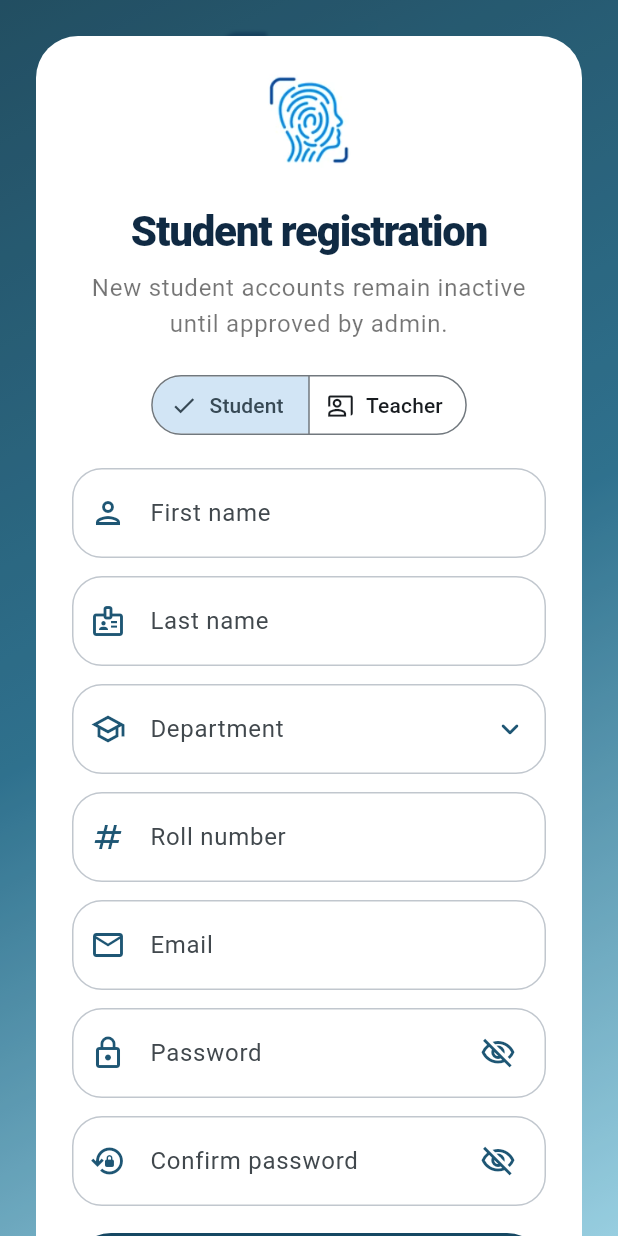
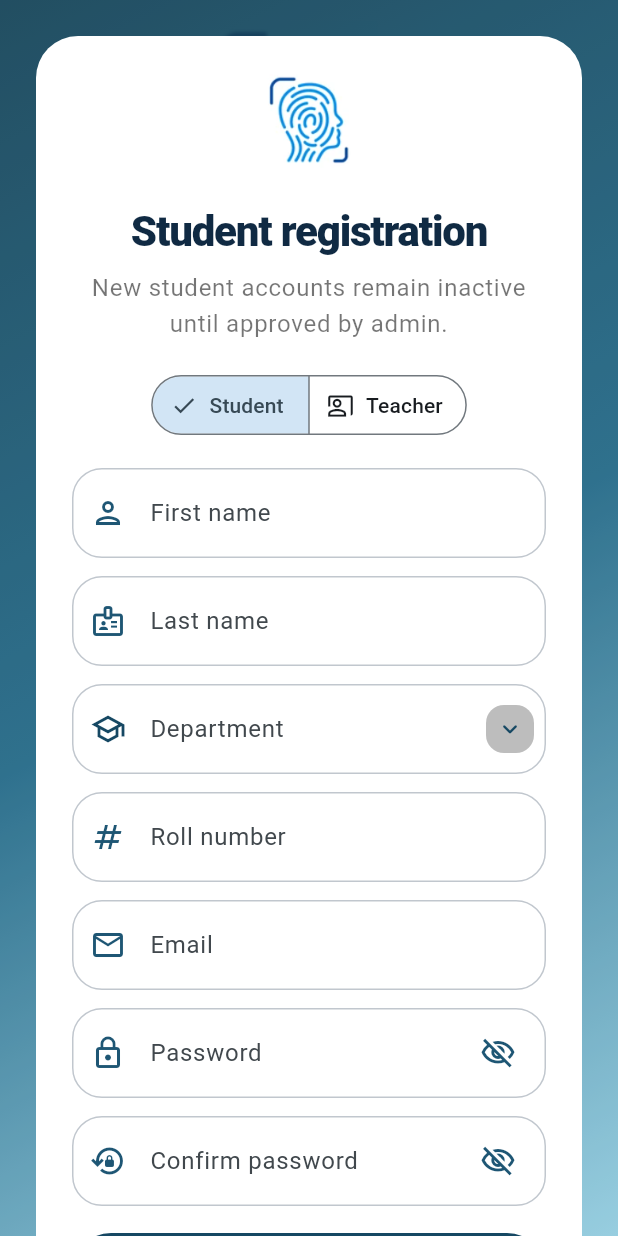
Before and after one commit to MeeLn/AttendEase-app, a Flutter app: the screen it shows after launch, after a tap on "Not registered yet? Create an account", on a phone screen of 412 x 824 dp. Run offline on Flutter 3.47's test engine with Material 3 defaults, Android fonts, the phone set to English and light mode, and no system bars; our stand-ins replace shared_preferences, sqflite_common_ffi, sqflite_common_ffi_web; accounts and stored records are empty.

Commit message:
feat: add theme toggle widget and update UI components to support dynamic theme colors

```diff
--- a/lib/app.dart
+++ b/lib/app.dart
@@ -36,6 +36,8 @@ class _AttendEaseAppState extends State<AttendEaseApp> {
           title: 'AttendEase',
           debugShowCheckedModeBanner: false,
           theme: AppTheme.light(),
+          darkTheme: AppTheme.dark(),
+          themeMode: _controller.flutterThemeMode,
           home: AnimatedSwitcher(
             duration: const Duration(milliseconds: 280),
             child: !_controller.isReady
--- a/lib/core/state/app_controller.dart
+++ b/lib/core/state/app_controller.dart
@@ -1,10 +1,13 @@
 import 'dart:async';
 
-import 'package:flutter/foundation.dart';
+import 'package:flutter/material.dart';
+import 'package:shared_preferences/shared_preferences.dart';
 
 import '../../services/face_recognition_service.dart';
 import '../../services/local_database_service.dart';
 import '../models/entities.dart';
+
+enum AppThemeMode { system, light, dark }
 
 class AppController extends ChangeNotifier {
   AppController() {
@@ -16,6 +19,16 @@ class AppController extends ChangeNotifier {
   Session? session;
   bool isReady = false;
   String? initializationError;
+  AppThemeMode _themeMode = AppThemeMode.system;
+
+  AppThemeMode get themeMode => _themeMode;
+
+  Future<void> setThemeMode(AppThemeMode mode) async {
+    _themeMode = mode;
+    final prefs = await SharedPreferences.getInstance();
+    await prefs.setInt('themeMode', mode.index);
+    notifyListeners();
+  }
 
   List<Department> departments = [];
   List<Course> courses = [];
@@ -83,6 +96,17 @@ class AppController extends ChangeNotifier {
   void logout() {
     session = null;
     notifyListeners();
+  }
+
+  ThemeMode get flutterThemeMode {
+    switch (themeMode) {
+      case AppThemeMode.system:
+        return ThemeMode.system;
+      case AppThemeMode.light:
+        return ThemeMode.light;
+      case AppThemeMode.dark:
+        return ThemeMode.dark;
+    }
   }
 
   Future<String?> registerStudent({
@@ -346,6 +370,11 @@ class AppController extends ChangeNotifier {
       await _reloadData();
       isReady = true;
       initializationError = null;
+      final prefs = await SharedPreferences.getInstance();
+      final savedThemeIndex = prefs.getInt('themeMode');
+      if (savedThemeIndex != null && savedThemeIndex < AppThemeMode.values.length) {
+        _themeMode = AppThemeMode.values[savedThemeIndex];
+      }
     } catch (error) {
       initializationError = error.toString();
       isReady = true;
--- a/lib/core/theme/app_theme.dart
+++ b/lib/core/theme/app_theme.dart
@@ -73,4 +73,77 @@ class AppTheme {
       ),
     );
   }
+
+  static ThemeData dark() {
+    const primary = Color(0xFF9EC8D9);
+    const secondary = Color(0xFF427D9D);
+    const surface = Color(0xFF0F1923);
+
+    final scheme = ColorScheme.fromSeed(
+      seedColor: primary,
+      brightness: Brightness.dark,
+      primary: primary,
+      secondary: secondary,
+      surface: surface,
+    );
+
+    return ThemeData(
+      useMaterial3: true,
+      colorScheme: scheme,
+      scaffoldBackgroundColor: surface,
+      textTheme: const TextTheme(
+        headlineLarge: TextStyle(
+          fontWeight: FontWeight.w800,
+          letterSpacing: -1.2,
+          color: Color(0xFFE8F0F2),
+        ),
+        headlineMedium: TextStyle(
+          fontWeight: FontWeight.w800,
+          letterSpacing: -0.8,
+          color: Color(0xFFE8F0F2),
+        ),
+        titleLarge: TextStyle(
+          fontWeight: FontWeight.w700,
+          color: Color(0xFFE8F0F2),
+        ),
+      ),
+      inputDecorationTheme: InputDecorationTheme(
+        filled: true,
+        fillColor: const Color(0xFF1A2930),
+        contentPadding: const EdgeInsets.symmetric(
+          horizontal: 18,
+          vertical: 18,
+        ),
+        border: OutlineInputBorder(
+          borderRadius: BorderRadius.circular(20),
+          borderSide: BorderSide.none,
+        ),
+        enabledBorder: OutlineInputBorder(
+          borderRadius: BorderRadius.circular(20),
+          borderSide: BorderSide(color: scheme.outlineVariant),
+        ),
+        focusedBorder: OutlineInputBorder(
+          borderRadius: BorderRadius.circular(20),
+          borderSide: const BorderSide(color: primary, width: 1.5),
+        ),
+      ),
+      cardTheme: CardThemeData(
+        color: const Color(0xFF1A2930),
+        elevation: 0,
+        margin: EdgeInsets.zero,
+        shape: RoundedRectangleBorder(borderRadius: BorderRadius.circular(28)),
+      ),
+      navigationBarTheme: NavigationBarThemeData(
+        backgroundColor: const Color(0xFF1A2930),
+        indicatorColor: primary.withValues(alpha: 0.2),
+        labelTextStyle: WidgetStateProperty.all(
+          const TextStyle(fontWeight: FontWeight.w600),
+        ),
+      ),
+      snackBarTheme: SnackBarThemeData(
+        behavior: SnackBarBehavior.floating,
+        shape: RoundedRectangleBorder(borderRadius: BorderRadius.circular(16)),
+      ),
+    );
+  }
 }
--- a/lib/core/widgets/custom_dropdown.dart
+++ b/lib/core/widgets/custom_dropdown.dart
@@ -21,7 +21,6 @@ class CustomDropdown<T> extends StatefulWidget {
 }
 
 class _CustomDropdownState<T> extends State<CustomDropdown<T>> {
-  static const _iconColor = Color(0xFF1E5674);
   final LayerLink _layerLink = LayerLink();
   OverlayEntry? _overlayEntry;
   bool _isOpen = false;
@@ -85,6 +84,14 @@ class _CustomDropdownState<T> extends State<CustomDropdown<T>> {
   }
 
   OverlayEntry _buildOverlay(double width) {
+    final primary = Theme.of(context).colorScheme.primary;
+    final isDark = Theme.of(context).brightness == Brightness.dark;
+    final overlayBg = isDark ? const Color(0xFF1A2930) : Colors.white;
+    final overlayBorder = primary;
+    final selectedBg = primary.withValues(alpha: 0.1);
+    final selectedText = primary;
+    final normalText = isDark ? const Color(0xFFE8F0F2) : const Color(0xFF0F2C3F);
+
     return OverlayEntry(
       builder: (context) => Stack(
         children: [
@@ -103,10 +110,10 @@ class _CustomDropdownState<T> extends State<CustomDropdown<T>> {
               width: width,
               child: Container(
                 decoration: BoxDecoration(
-                  color: Colors.white,
+                  color: overlayBg,
                   borderRadius: BorderRadius.circular(22),
                   border: Border.all(
-                    color: _iconColor,
+                    color: overlayBorder,
                     width: 1.5,
                   ),
                 ),
@@ -119,7 +126,7 @@ class _CustomDropdownState<T> extends State<CustomDropdown<T>> {
                       final selected = widget.selectedValue == item.value;
                       return Material(
                         color: selected
-                            ? _iconColor.withValues(alpha: 0.1)
+                            ? selectedBg
                             : Colors.transparent,
                         child: InkWell(
                           onTap: () => _selectItem(item.value),
@@ -131,9 +138,9 @@ class _CustomDropdownState<T> extends State<CustomDropdown<T>> {
                             child: Row(
                               children: [
                                 if (selected)
-                                  const Icon(
+                                  Icon(
                                     Icons.check,
-                                    color: _iconColor,
+                                    color: selectedText,
                                     size: 20,
                                   )
                                 else
@@ -145,8 +152,8 @@ class _CustomDropdownState<T> extends State<CustomDropdown<T>> {
                                     style: TextStyle(
                                       fontSize: 16,
                                       color: selected
-                                          ? _iconColor
-                                          : const Color(0xFF0F2C3F),
+                                          ? selectedText
+                                          : normalText,
                                       fontWeight: selected
                                           ? FontWeight.w600
                                           : FontWeight.normal,
@@ -171,6 +178,9 @@ class _CustomDropdownState<T> extends State<CustomDropdown<T>> {
 
   @override
   Widget build(BuildContext context) {
+    final primary = Theme.of(context).colorScheme.primary;
+    final isDark = Theme.of(context).brightness == Brightness.dark;
+    final suffixBg = isDark ? Colors.white24 : Colors.black26;
     return CompositedTransformTarget(
       link: _layerLink,
       child: TextField(
@@ -179,10 +189,18 @@ class _CustomDropdownState<T> extends State<CustomDropdown<T>> {
         controller: _controller,
         decoration: InputDecoration(
           labelText: widget.hintText,
-          prefixIcon: Icon(widget.icon, color: _iconColor),
-          suffixIcon: Icon(
-            _isOpen ? Icons.keyboard_arrow_up_rounded : Icons.keyboard_arrow_down_rounded,
-            color: _iconColor,
+          prefixIcon: Icon(widget.icon, color: primary),
+          suffixIcon: Container(
+            margin: const EdgeInsets.all(8),
+            decoration: BoxDecoration(
+              color: suffixBg,
+              borderRadius: BorderRadius.circular(12),
+            ),
+            child: Icon(
+              _isOpen ? Icons.keyboard_arrow_up_rounded : Icons.keyboard_arrow_down_rounded,
+              color: primary,
+              size: 20,
+            ),
           ),
         ),
       ),
--- a/lib/modules/auth/auth_page.dart
+++ b/lib/modules/auth/auth_page.dart
@@ -142,7 +142,7 @@ class _AuthPageState extends State<AuthPage> {
           'Sign in to continue to your attendance workspace.',
           style: Theme.of(
             context,
-          ).textTheme.bodyLarge?.copyWith(color: Colors.black54),
+          ).textTheme.bodyLarge?.copyWith(color: Theme.of(context).brightness == Brightness.dark ? Colors.white54 : Colors.black54),
           textAlign: TextAlign.center,
         ),
         const SizedBox(height: 24),
@@ -354,6 +354,7 @@ class _AuthPageState extends State<AuthPage> {
     required String title,
     required String subtitle,
   }) {
+    final isDark = Theme.of(context).brightness == Brightness.dark;
     return Column(
       crossAxisAlignment: CrossAxisAlignment.center,
       children: [
@@ -373,7 +374,7 @@ class _AuthPageState extends State<AuthPage> {
           subtitle,
           style: Theme.of(
             context,
-          ).textTheme.bodyLarge?.copyWith(color: Colors.black54),
+          ).textTheme.bodyLarge?.copyWith(color: isDark ? Colors.white54 : Colors.black54),
           textAlign: TextAlign.center,
         ),
         const SizedBox(height: 18),
--- a/pubspec.yaml
+++ b/pubspec.yaml
@@ -20,6 +20,7 @@ dependencies:
   sqflite: ^2.4.2
   sqflite_common_ffi: ^2.4.0+3
   sqflite_common_ffi_web: ^1.1.1
+  shared_preferences: ^2.5.3
 
 dev_dependencies:
   flutter_test:
```
Also changed, not shown: lib/core/widgets/theme_toggle.dart (added, +138 -0 lines), lib/modules/dashboard/dashboard_page.dart (+54 -43 lines), lib/modules/profile/profile_page.dart (+50 -26 lines), lib/modules/shell/app_shell.dart (+62 -38 lines), pubspec.lock.
